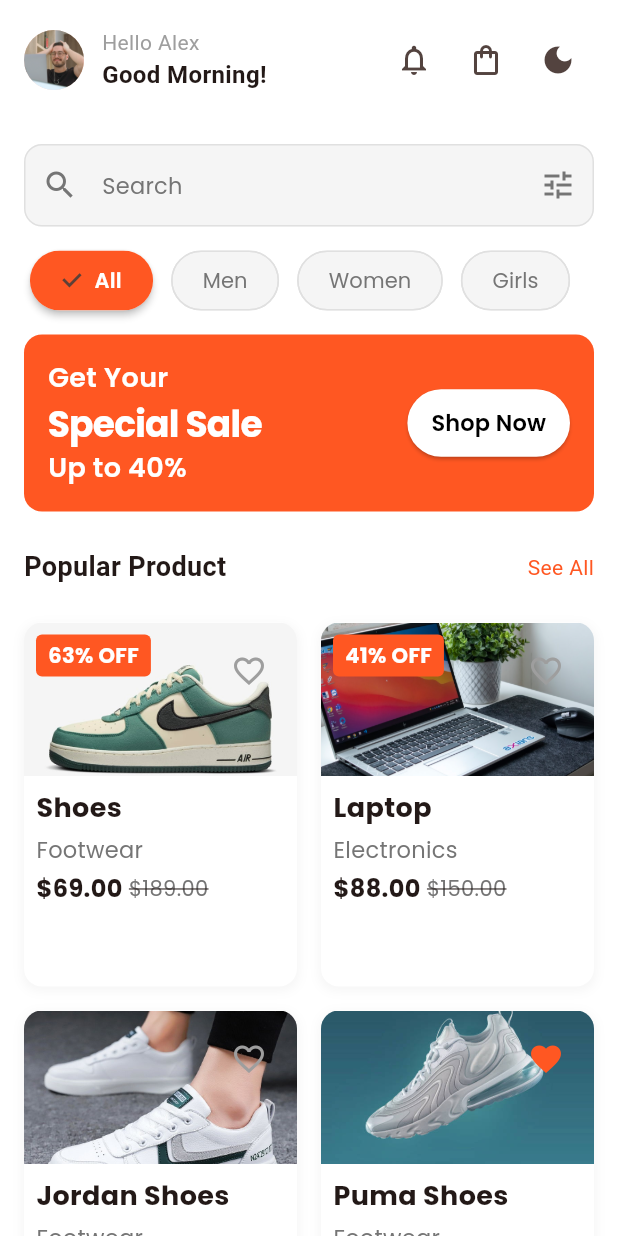
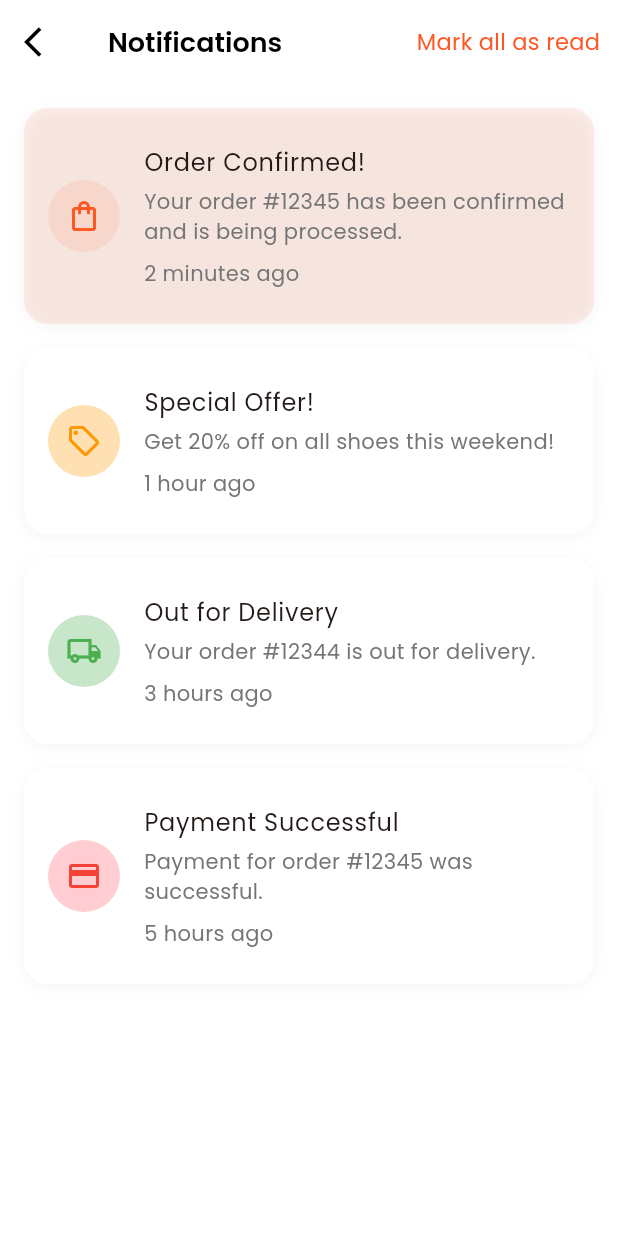
Before and after one commit to Edil-Ayehu/UI-2-Ecommerce-, a Flutter app: the HomeScreen screen opened directly, after a tap on the "notifications" icon, on a phone screen of 412 x 824 dp. Run offline on Flutter 3.47's test engine with Material 3 defaults, Android fonts, the phone set to English and light mode, and no system bars; our stand-ins replace get, get_storage, google_fonts, share_plus; accounts and stored records are empty.

Commit message:
notifications screen

```diff
--- a/lib/view/pages/home_screen.dart
+++ b/lib/view/pages/home_screen.dart
@@ -1,6 +1,7 @@
 import 'package:ecommerce_ui/controllers/theme_controller.dart';
 import 'package:ecommerce_ui/view/pages/all_products_screen.dart';
 import 'package:ecommerce_ui/view/pages/cart_screen.dart';
+import 'package:ecommerce_ui/view/pages/notifications_screen.dart';
 import 'package:ecommerce_ui/view/widgets/custom_search_bar.dart';
 import 'package:ecommerce_ui/view/widgets/product_grid.dart';
 import 'package:flutter/material.dart';
@@ -50,7 +51,7 @@ class HomeScreen extends StatelessWidget {
                   const Spacer(),
                   IconButton(
                     icon: const Icon(Icons.notifications_outlined),
-                    onPressed: () {},
+                    onPressed: () => Get.to(() => const NotificationsScreen()),
                   ),
                   IconButton(
                     icon: const Icon(Icons.shopping_bag_outlined),
--- /dev/null
+++ b/lib/view/pages/notifications_screen.dart
@@ -0,0 +1,204 @@
+import 'package:flutter/material.dart';
+import 'package:get/get.dart';
+import 'package:ecommerce_ui/utils/app_textstyles.dart';
+
+class NotificationsScreen extends StatelessWidget {
+  const NotificationsScreen({super.key});
+
+  @override
+  Widget build(BuildContext context) {
+    final isDark = Theme.of(context).brightness == Brightness.dark;
+
+    return Scaffold(
+      backgroundColor: Theme.of(context).scaffoldBackgroundColor,
+      appBar: AppBar(
+        leading: IconButton(
+          icon: Icon(
+            Icons.arrow_back_ios,
+            color: isDark ? Colors.white : Colors.black,
+          ),
+          onPressed: () => Get.back(),
+        ),
+        title: Text(
+          'Notifications',
+          style: AppTextStyle.withColor(
+            AppTextStyle.h3,
+            isDark ? Colors.white : Colors.black,
+          ),
+        ),
+        actions: [
+          TextButton(
+            onPressed: () {},
+            child: Text(
+              'Mark all as read',
+              style: AppTextStyle.withColor(
+                AppTextStyle.bodyMedium,
+                Theme.of(context).primaryColor,
+              ),
+            ),
+          ),
+        ],
+      ),
+      body: ListView.builder(
+        padding: const EdgeInsets.all(16),
+        itemCount: _demoNotifications.length,
+        itemBuilder: (context, index) => _buildNotificationCard(
+          context,
+          _demoNotifications[index],
+        ),
+      ),
+    );
+  }
+
+  Widget _buildNotificationCard(BuildContext context, NotificationItem notification) {
+    final isDark = Theme.of(context).brightness == Brightness.dark;
+
+    return Container(
+      margin: const EdgeInsets.only(bottom: 16),
+      decoration: BoxDecoration(
+        color: notification.isRead
+            ? Theme.of(context).cardColor
+            : Theme.of(context).primaryColor.withOpacity(0.1),
+        borderRadius: BorderRadius.circular(16),
+        boxShadow: [
+          BoxShadow(
+            color: isDark
+                ? Colors.black.withOpacity(0.2)
+                : Colors.grey.withOpacity(0.1),
+            blurRadius: 8,
+            offset: const Offset(0, 2),
+          ),
+        ],
+      ),
+      child: ListTile(
+        contentPadding: const EdgeInsets.all(16),
+        leading: Container(
+          padding: const EdgeInsets.all(12),
+          decoration: BoxDecoration(
+            color: _getIconBackgroundColor(context, notification.type),
+            shape: BoxShape.circle,
+          ),
+          child: Icon(
+            _getNotificationIcon(notification.type),
+            color: _getIconColor(context, notification.type),
+          ),
+        ),
+        title: Text(
+          notification.title,
+          style: AppTextStyle.withColor(
+            AppTextStyle.bodyLarge,
+            Theme.of(context).textTheme.bodyLarge!.color!,
+          ),
+        ),
+        subtitle: Column(
+          crossAxisAlignment: CrossAxisAlignment.start,
+          children: [
+            const SizedBox(height: 4),
+            Text(
+              notification.message,
+              style: AppTextStyle.withColor(
+                AppTextStyle.bodySmall,
+                isDark ? Colors.grey[400]! : Colors.grey[600]!,
+              ),
+            ),
+            const SizedBox(height: 8),
+            Text(
+              notification.time,
+              style: AppTextStyle.withColor(
+                AppTextStyle.bodySmall,
+                isDark ? Colors.grey[400]! : Colors.grey[600]!,
+              ),
+            ),
+          ],
+        ),
+      ),
+    );
+  }
+
+  IconData _getNotificationIcon(NotificationType type) {
+    switch (type) {
+      case NotificationType.order:
+        return Icons.shopping_bag_outlined;
+      case NotificationType.delivery:
+        return Icons.local_shipping_outlined;
+      case NotificationType.promo:
+        return Icons.local_offer_outlined;
+      case NotificationType.payment:
+        return Icons.payment_outlined;
+    }
+  }
+
+  Color _getIconBackgroundColor(BuildContext context, NotificationType type) {
+    switch (type) {
+      case NotificationType.order:
+        return Theme.of(context).primaryColor.withOpacity(0.1);
+      case NotificationType.delivery:
+        return Colors.green[100]!;
+      case NotificationType.promo:
+        return Colors.orange[100]!;
+      case NotificationType.payment:
+        return Colors.red[100]!;
+    }
+  }
+
+  Color _getIconColor(BuildContext context, NotificationType type) {
+    switch (type) {
+      case NotificationType.order:
+        return Theme.of(context).primaryColor;
+      case NotificationType.delivery:
+        return Colors.green;
+      case NotificationType.promo:
+        return Colors.orange;
+      case NotificationType.payment:
+        return Colors.red;
+    }
+  }
+}
+
+enum NotificationType { order, delivery, promo, payment }
+
+class NotificationItem {
+  final String title;
+  final String message;
+  final String time;
+  final NotificationType type;
+  final bool isRead;
+
+  NotificationItem({
+    required this.title,
+    required this.message,
+    required this.time,
+    required this.type,
+    this.isRead = false,
+  });
+}
+
+final List<NotificationItem> _demoNotifications = [
+  NotificationItem(
+    title: 'Order Confirmed!',
+    message: 'Your order #12345 has been confirmed and is being processed.',
+    time: '2 minutes ago',
+    type: NotificationType.order,
+  ),
+  NotificationItem(
+    title: 'Special Offer!',
+    message: 'Get 20% off on all shoes this weekend!',
+    time: '1 hour ago',
+    type: NotificationType.promo,
+    isRead: true,
+  ),
+  NotificationItem(
+    title: 'Out for Delivery',
+    message: 'Your order #12344 is out for delivery.',
+    time: '3 hours ago',
+    type: NotificationType.delivery,
+    isRead: true,
+  ),
+  NotificationItem(
+    title: 'Payment Successful',
+    message: 'Payment for order #12345 was successful.',
+    time: '5 hours ago',
+    type: NotificationType.payment,
+    isRead: true,
+  ),
+];
```
